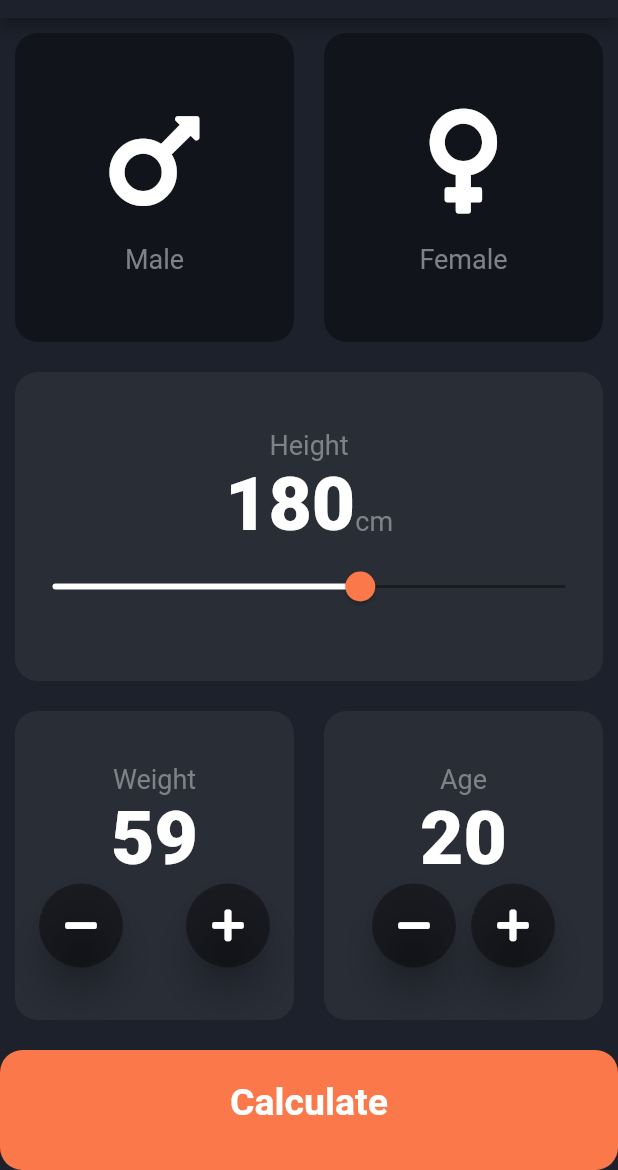
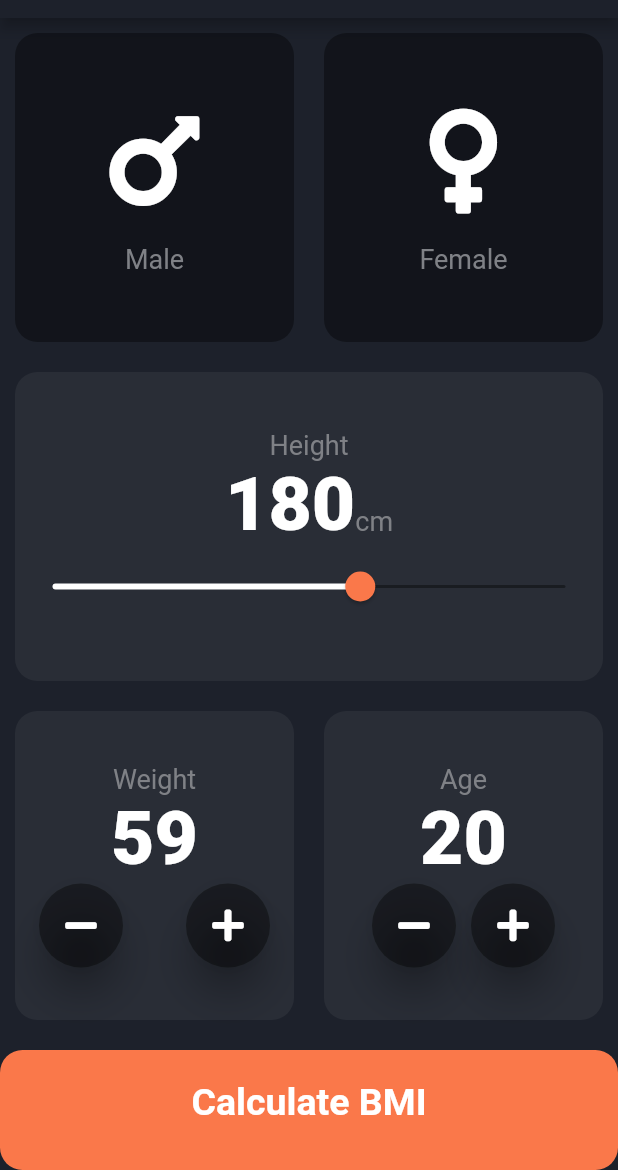
Before and after one commit to surajrocks1997/bmi-calculator-flutter, a Flutter app: the screen it shows after launch, after a tap on an icon or button, on a phone screen of 412 x 824 dp, the part 66-1236 px from its top. Run offline on Flutter 3.47's test engine with Material 2 defaults, Android fonts, the phone set to English and light mode, and no system bars; our stand-ins replace font_awesome_flutter.

Commit message:
result page designed

```diff
--- /dev/null
+++ b/lib/components/bottom_button.dart
@@ -0,0 +1,32 @@
+import 'package:flutter/material.dart';
+import '../constants.dart';
+
+class BottomButton extends StatelessWidget {
+  final Function onTap;
+  final String buttonTitle;
+
+  BottomButton({@required this.onTap, @required this.buttonTitle});
+
+  @override
+  Widget build(BuildContext context) {
+    return GestureDetector(
+      onTap: this.onTap,
+      child: Container(
+        child: Center(
+          child: Text(
+            this.buttonTitle,
+            style: kLargeButtonTextStyle,
+          ),
+        ),
+        padding: EdgeInsets.only(bottom: 10),
+        margin: EdgeInsets.only(top: 10),
+        width: double.infinity,
+        height: kBottomContainerHeight,
+        decoration: BoxDecoration(
+          borderRadius: BorderRadius.circular(15),
+          color: kBottomCardColor,
+        ),
+      ),
+    );
+  }
+}
--- a/lib/icon_content.dart
+++ b/lib/components/icon_content.dart
@@ -1,5 +1,5 @@
 import 'package:flutter/material.dart';
-import 'constants.dart';
+import '../constants.dart';
 
 class IconContent extends StatelessWidget {
   final IconData icon;
--- /dev/null
+++ b/lib/components/roundIcon_button.dart
@@ -0,0 +1,24 @@
+import 'package:flutter/material.dart';
+import '../constants.dart';
+
+class RoundIconButton extends StatelessWidget {
+  final IconData iconData;
+  final Function onPressed;
+
+  RoundIconButton({@required this.iconData, @required this.onPressed});
+
+  @override
+  Widget build(BuildContext context) {
+    return RawMaterialButton(
+      onPressed: this.onPressed,
+      child: Icon(iconData),
+      elevation: 10,
+      shape: CircleBorder(),
+      fillColor: kInactiveCardColor,
+      constraints: BoxConstraints.tightFor(
+        height: 56.0,
+        width: 56.0,
+      ),
+    );
+  }
+}
--- a/lib/main.dart
+++ b/lib/main.dart
@@ -1,5 +1,5 @@
 import 'package:flutter/material.dart';
-import 'input_page.dart';
+import 'screens/input_page.dart';
 
 void main() => runApp(BMICalculator());
 
--- a/lib/input_page.dart
+++ b/lib/screens/input_page.dart
@@ -1,10 +1,11 @@
-import 'package:flutter/cupertino.dart';
 import 'package:flutter/material.dart';
 import 'package:font_awesome_flutter/font_awesome_flutter.dart';
-import 'icon_content.dart';
-import 'reusable_card.dart';
-import 'constants.dart';
+import '../components/icon_content.dart';
+import '../components/reusable_card.dart';
+import '../constants.dart';
 import 'results_page.dart';
+import '../components/bottom_button.dart';
+import '../components/roundIcon_button.dart';
 
 enum Gender {
   male,
@@ -209,56 +210,15 @@ class _InputPageState extends State<InputPage> {
               ],
             ),
           ),
-          GestureDetector(
+          BottomButton(
+            buttonTitle: 'Calculate BMI',
             onTap: () {
-              Navigator.push(
-                context,
-                MaterialPageRoute(
-                  builder: (context) => ResultsPage(),
-                ),
-              );
+              Navigator.push(context,
+                  MaterialPageRoute(builder: (context) => ResultsPage()));
             },
-            child: Container(
-              child: Center(
-                child: Text(
-                  'Calculate',
-                  style: kLargeButtonTextStyle,
-                ),
-              ),
-              padding: EdgeInsets.only(bottom: 10),
-              margin: EdgeInsets.only(top: 10),
-              width: double.infinity,
-              height: kBottomContainerHeight,
-              decoration: BoxDecoration(
-                borderRadius: BorderRadius.circular(15),
-                color: kBottomCardColor,
-              ),
-            ),
           )
         ],
       ),
     );
   }
 }
-
-class RoundIconButton extends StatelessWidget {
-  final IconData iconData;
-  final Function onPressed;
-
-  RoundIconButton({@required this.iconData, @required this.onPressed});
-
-  @override
-  Widget build(BuildContext context) {
-    return RawMaterialButton(
-      onPressed: this.onPressed,
-      child: Icon(iconData),
-      elevation: 10,
-      shape: CircleBorder(),
-      fillColor: kInactiveCardColor,
-      constraints: BoxConstraints.tightFor(
-        height: 56.0,
-        width: 56.0,
-      ),
-    );
-  }
-}
```
Also changed, not shown: lib/constants.dart (+24 -4 lines), lib/results_page.dart (deleted, +0 -13 lines), lib/screens/results_page.dart (added, +61 -0 lines), lib/components/reusable_card.dart (renamed from lib/reusable_card.dart).
